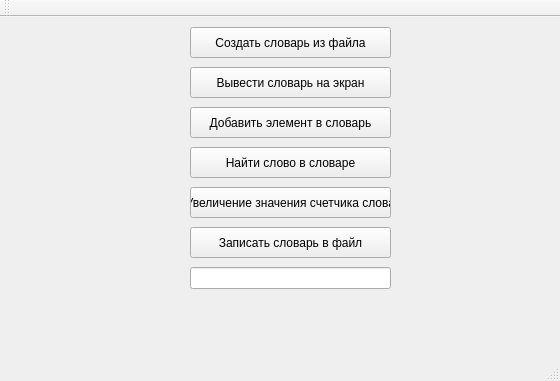
Qt form doit/mainwindow.ui (folyyy/courseTesting) before a commit.
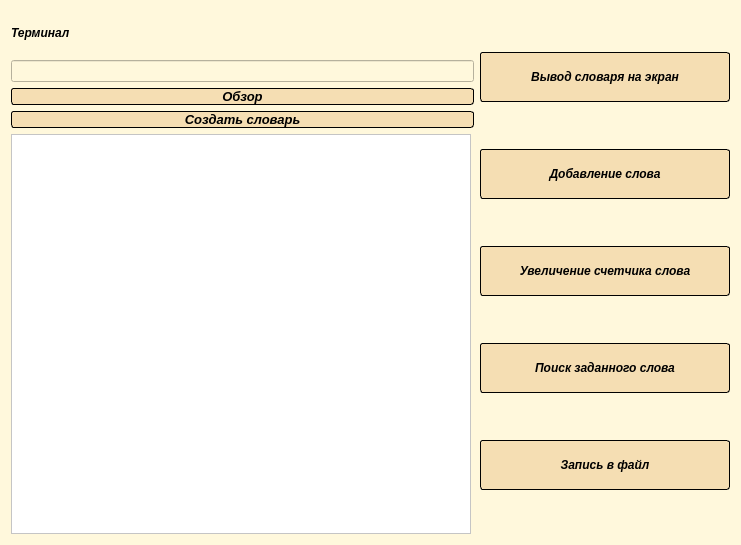
The same form after that commit.

```diff
--- a/doit/mainwindow.ui
+++ b/doit/mainwindow.ui
@@ -6,122 +6,394 @@
    <rect>
     <x>0</x>
     <y>0</y>
-    <width>560</width>
-    <height>381</height>
+    <width>741</width>
+    <height>545</height>
    </rect>
   </property>
   <property name="windowTitle">
-   <string>MainWindow</string>
+   <string>Частотный словарь</string>
+  </property>
+  <property name="styleSheet">
+   <string notr="true">QTextEdit{background-color: white; }</string>
   </property>
   <widget class="QWidget" name="centralWidget">
-   <widget class="QPushButton" name="buildDictionary">
-    <property name="geometry">
-     <rect>
-      <x>190</x>
-      <y>10</y>
-      <width>201</width>
-      <height>31</height>
-     </rect>
-    </property>
-    <property name="text">
-     <string>Создать словарь из файла</string>
-    </property>
-   </widget>
-   <widget class="QPushButton" name="putDictionaryInFile">
-    <property name="geometry">
-     <rect>
-      <x>190</x>
-      <y>210</y>
-      <width>201</width>
-      <height>31</height>
-     </rect>
-    </property>
-    <property name="text">
-     <string>Записать словарь в файл</string>
-    </property>
-   </widget>
-   <widget class="QPushButton" name="outputDictionary">
-    <property name="geometry">
-     <rect>
-      <x>190</x>
-      <y>50</y>
-      <width>201</width>
-      <height>31</height>
-     </rect>
-    </property>
-    <property name="text">
-     <string>Вывести словарь на экран</string>
-    </property>
-   </widget>
-   <widget class="QPushButton" name="addElement">
-    <property name="geometry">
-     <rect>
-      <x>190</x>
-      <y>90</y>
-      <width>201</width>
-      <height>31</height>
-     </rect>
-    </property>
-    <property name="text">
-     <string>Добавить элемент в словарь</string>
-    </property>
-   </widget>
-   <widget class="QPushButton" name="findWord">
-    <property name="geometry">
-     <rect>
-      <x>190</x>
-      <y>130</y>
-      <width>201</width>
-      <height>31</height>
-     </rect>
-    </property>
-    <property name="text">
-     <string>Найти слово в словаре</string>
-    </property>
-   </widget>
-   <widget class="QPushButton" name="increaseCounter">
-    <property name="geometry">
-     <rect>
-      <x>190</x>
-      <y>170</y>
-      <width>201</width>
-      <height>31</height>
-     </rect>
-    </property>
-    <property name="text">
-     <string>Увеличение значения счетчика слова</string>
-    </property>
-   </widget>
-   <widget class="QLineEdit" name="lineEdit">
-    <property name="geometry">
-     <rect>
-      <x>190</x>
-      <y>250</y>
-      <width>201</width>
-      <height>22</height>
-     </rect>
-    </property>
-   </widget>
-  </widget>
-  <widget class="QMenuBar" name="menuBar">
-   <property name="geometry">
-    <rect>
-     <x>0</x>
-     <y>0</y>
-     <width>560</width>
-     <height>20</height>
-    </rect>
+   <property name="styleSheet">
+    <string notr="true">background-color: #FFF8DC;</string>
    </property>
+   <layout class="QGridLayout" name="gridLayout_4">
+    <item row="0" column="0">
+     <layout class="QHBoxLayout" name="horizontalLayout_2">
+      <item>
+       <layout class="QVBoxLayout" name="verticalLayout_3">
+        <item>
+         <widget class="QLabel" name="label">
+          <property name="font">
+           <font>
+            <family>Arial</family>
+            <weight>75</weight>
+            <italic>true</italic>
+            <bold>true</bold>
+           </font>
+          </property>
+          <property name="text">
+           <string>Терминал</string>
+          </property>
+         </widget>
+        </item>
+        <item>
+         <widget class="QLineEdit" name="lineEdit"/>
+        </item>
+        <item>
+         <widget class="QPushButton" name="browseButton">
+          <property name="minimumSize">
+           <size>
+            <width>460</width>
+            <height>0</height>
+           </size>
+          </property>
+          <property name="maximumSize">
+           <size>
+            <width>500</width>
+            <height>16777215</height>
+           </size>
+          </property>
+          <property name="font">
+           <font>
+            <family>Arial</family>
+            <pointsize>10</pointsize>
+            <weight>75</weight>
+            <italic>true</italic>
+            <bold>true</bold>
+           </font>
+          </property>
+          <property name="toolTip">
+           <string>&lt;html&gt;&lt;head/&gt;&lt;body&gt;&lt;p/&gt;&lt;/body&gt;&lt;/html&gt;</string>
+          </property>
+          <property name="whatsThis">
+           <string>&lt;html&gt;&lt;head/&gt;&lt;body&gt;&lt;p&gt;Кликните для выбора файла.&lt;/p&gt;&lt;/body&gt;&lt;/html&gt;</string>
+          </property>
+          <property name="styleSheet">
+           <string notr="true">  display: inline-block;
+  color: black;
+  text-decoration: none;
+  padding: .5em 2em;
+   border-width: 1px ;
+  border-style: solid ;
+  border-color:  #000000 #000000 #000000;
+  border-radius: 3px;
+  background: #F5DEB3;
+  transition: 0.2s;</string>
+          </property>
+          <property name="text">
+           <string>Обзор</string>
+          </property>
+         </widget>
+        </item>
+        <item>
+         <widget class="QPushButton" name="buildDictionary">
+          <property name="minimumSize">
+           <size>
+            <width>460</width>
+            <height>0</height>
+           </size>
+          </property>
+          <property name="maximumSize">
+           <size>
+            <width>500</width>
+            <height>16777215</height>
+           </size>
+          </property>
+          <property name="font">
+           <font>
+            <family>Arial</family>
+            <pointsize>10</pointsize>
+            <weight>75</weight>
+            <italic>true</italic>
+            <bold>true</bold>
+           </font>
+          </property>
+          <property name="whatsThis">
+           <string>&lt;html&gt;&lt;head/&gt;&lt;body&gt;&lt;p&gt;Кликните чтобы создать словарь.&lt;br/&gt;&lt;/p&gt;&lt;/body&gt;&lt;/html&gt;</string>
+          </property>
+          <property name="styleSheet">
+           <string notr="true">  display: inline-block;
+  color: black;
+  text-decoration: none;
+  padding: .5em 2em;
+   border-width: 1px ;
+  border-style: solid ;
+  border-color:  #000000 #000000 #000000;
+  border-radius: 3px;
+  background: #F5DEB3;
+  transition: 0.2s;</string>
+          </property>
+          <property name="text">
+           <string>Создать словарь</string>
+          </property>
+         </widget>
+        </item>
+        <item>
+         <widget class="QListWidget" name="listWidget">
+          <property name="minimumSize">
+           <size>
+            <width>460</width>
+            <height>400</height>
+           </size>
+          </property>
+          <property name="maximumSize">
+           <size>
+            <width>450</width>
+            <height>400</height>
+           </size>
+          </property>
+          <property name="autoFillBackground">
+           <bool>false</bool>
+          </property>
+          <property name="styleSheet">
+           <string notr="true">background-color: white;</string>
+          </property>
+         </widget>
+        </item>
+       </layout>
+      </item>
+      <item>
+       <layout class="QGridLayout" name="gridLayout_3">
+        <item row="3" column="2">
+         <widget class="QPushButton" name="findWord">
+          <property name="sizePolicy">
+           <sizepolicy hsizetype="Preferred" vsizetype="Preferred">
+            <horstretch>200</horstretch>
+            <verstretch>50</verstretch>
+           </sizepolicy>
+          </property>
+          <property name="minimumSize">
+           <size>
+            <width>250</width>
+            <height>50</height>
+           </size>
+          </property>
+          <property name="maximumSize">
+           <size>
+            <width>250</width>
+            <height>50</height>
+           </size>
+          </property>
+          <property name="font">
+           <font>
+            <family>Arial</family>
+            <pointsize>9</pointsize>
+            <weight>75</weight>
+            <italic>true</italic>
+            <bold>true</bold>
+           </font>
+          </property>
+          <property name="styleSheet">
+           <string notr="true">  display: inline-block;
+  color: black;
+  text-decoration: none;
+  padding: .5em 2em;
+   border-width: 1px ;
+  border-style: solid ;
+  border-color:  #000000 #000000 #000000;
+  border-radius: 3px;
+  background: #F5DEB3;
+  transition: 0.2s;</string>
+          </property>
+          <property name="text">
+           <string>Поиск заданного слова</string>
+          </property>
+         </widget>
+        </item>
+        <item row="1" column="2">
+         <widget class="QPushButton" name="addElement">
+          <property name="sizePolicy">
+           <sizepolicy hsizetype="Preferred" vsizetype="Preferred">
+            <horstretch>0</horstretch>
+            <verstretch>0</verstretch>
+           </sizepolicy>
+          </property>
+          <property name="minimumSize">
+           <size>
+            <width>250</width>
+            <height>50</height>
+           </size>
+          </property>
+          <property name="maximumSize">
+           <size>
+            <width>250</width>
+            <height>50</height>
+           </size>
+          </property>
+          <property name="font">
+           <font>
+            <family>Arial</family>
+            <pointsize>9</pointsize>
+            <weight>75</weight>
+            <italic>true</italic>
+            <bold>true</bold>
+           </font>
+          </property>
+          <property name="styleSheet">
+           <string notr="true">  display: inline-block;
+  color: black;
+  text-decoration: none;
+  padding: .5em 2em;
+   border-width: 1px ;
+  border-style: solid ;
+  border-color:  #000000 #000000 #000000;
+  border-radius: 3px;
+  background: #F5DEB3;
+  transition: 0.2s;</string>
+          </property>
+          <property name="text">
+           <string>Добавление слова</string>
+          </property>
+         </widget>
+        </item>
+        <item row="2" column="2">
+         <widget class="QPushButton" name="increaseCounter">
+          <property name="sizePolicy">
+           <sizepolicy hsizetype="Preferred" vsizetype="Preferred">
+            <horstretch>0</horstretch>
+            <verstretch>0</verstretch>
+           </sizepolicy>
+          </property>
+          <property name="minimumSize">
+           <size>
+            <width>250</width>
+            <height>50</height>
+           </size>
+          </property>
+          <property name="maximumSize">
+           <size>
+            <width>250</width>
+            <height>50</height>
+           </size>
+          </property>
+          <property name="font">
+           <font>
+            <family>Arial</family>
+            <pointsize>9</pointsize>
+            <weight>75</weight>
+            <italic>true</italic>
+            <bold>true</bold>
+           </font>
+          </property>
+          <property name="styleSheet">
+           <string notr="true">  display: inline-block;
+  color: black;
+  text-decoration: none;
+  padding: .5em 2em;
+   border-width: 1px ;
+  border-style: solid ;
+  border-color:  #000000 #000000 #000000;
+  border-radius: 3px;
+  background: #F5DEB3;
+  transition: 0.2s;</string>
+          </property>
+          <property name="text">
+           <string>Увеличение счетчика слова</string>
+          </property>
+         </widget>
+        </item>
+        <item row="4" column="2">
+         <widget class="QPushButton" name="putDictionaryInFile">
+          <property name="sizePolicy">
+           <sizepolicy hsizetype="Preferred" vsizetype="Preferred">
+            <horstretch>0</horstretch>
+            <verstretch>0</verstretch>
+           </sizepolicy>
+          </property>
+          <property name="minimumSize">
+           <size>
+            <width>250</width>
+            <height>50</height>
+           </size>
+          </property>
+          <property name="maximumSize">
+           <size>
+            <width>250</width>
+            <height>50</height>
+           </size>
+          </property>
+          <property name="font">
+           <font>
+            <family>Arial</family>
+            <pointsize>9</pointsize>
+            <weight>75</weight>
+            <italic>true</italic>
+            <bold>true</bold>
+           </font>
+          </property>
+          <property name="styleSheet">
+           <string notr="true">  display: inline-block;
+  color: black;
+  text-decoration: none;
+  padding: .5em 2em;
+   border-width: 1px ;
+  border-style: solid ;
+  border-color:  #000000 #000000 #000000;
+  border-radius: 3px;
+  background: #F5DEB3;
+  transition: 0.2s;</string>
+          </property>
+          <property name="text">
+           <string>Запись в файл</string>
+          </property>
+         </widget>
+        </item>
+        <item row="0" column="2">
+         <widget class="QPushButton" name="outputDictionary">
+          <property name="sizePolicy">
+           <sizepolicy hsizetype="Preferred" vsizetype="Preferred">
+            <horstretch>0</horstretch>
+            <verstretch>0</verstretch>
+           </sizepolicy>
+          </property>
+          <property name="minimumSize">
+           <size>
+            <width>250</width>
+            <height>50</height>
+           </size>
+          </property>
+          <property name="maximumSize">
+           <size>
+            <width>250</width>
+            <height>50</height>
+           </size>
+          </property>
+          <property name="font">
+           <font>
+            <family>Arial</family>
+            <pointsize>9</pointsize>
+            <weight>75</weight>
+            <italic>true</italic>
+            <bold>true</bold>
+           </font>
+          </property>
+          <property name="styleSheet">
+           <string notr="true">  display: inline-block;
+  color: black;
+  text-decoration: none;
+  padding: .5em 2em;
+   border-width: 1px ;
+  border-style: solid ;
+  border-color:  #000000 #000000 #000000;
+  border-radius: 3px;
+  background: #F5DEB3;
+  transition: 0.2s;</string>
+          </property>
+          <property name="text">
+           <string>Вывод словаря на экран</string>
+          </property>
+         </widget>
+        </item>
+       </layout>
+      </item>
+     </layout>
+    </item>
+   </layout>
   </widget>
-  <widget class="QToolBar" name="mainToolBar">
-   <attribute name="toolBarArea">
-    <enum>TopToolBarArea</enum>
-   </attribute>
-   <attribute name="toolBarBreak">
-    <bool>false</bool>
-   </attribute>
-  </widget>
-  <widget class="QStatusBar" name="statusBar"/>
  </widget>
  <layoutdefault spacing="6" margin="11"/>
  <resources/>
```
